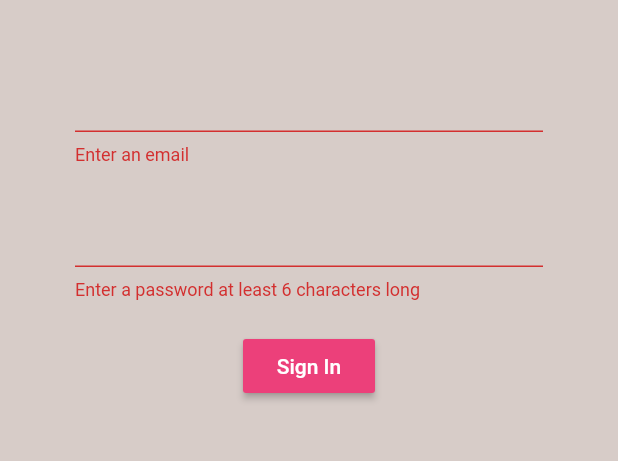
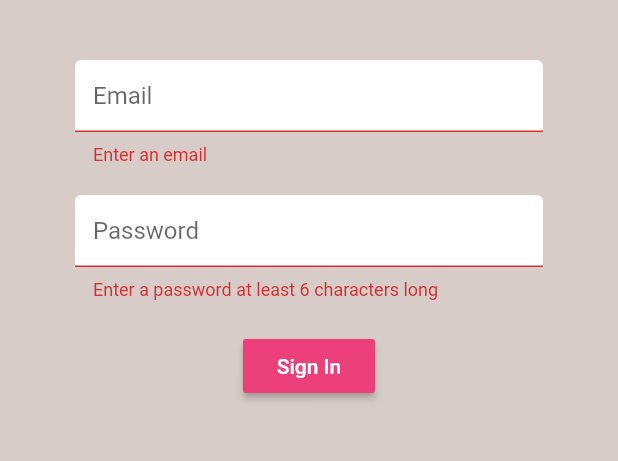
Before and after one commit to ayushgoyal7796/BrewCrew-flutter-app, a Flutter app: the screen it shows after launch, after a tap on "Sign In", on a phone screen of 412 x 824 dp, the part 84-545 px from its top. Run offline on Flutter 3.47's test engine with Material 2 defaults, Android fonts, the phone set to English and light mode, and no system bars; our stand-ins replace firebase_auth; accounts and stored records are empty.

Commit message:
add text input decoration

```diff
--- a/lib/screens/authenticate/register.dart
+++ b/lib/screens/authenticate/register.dart
@@ -1,4 +1,5 @@
 import 'package:brewcrew/services/auth.dart';
+import 'package:brewcrew/shared/constants.dart';
 import 'package:flutter/material.dart';
 
 class Register extends StatefulWidget {
@@ -46,6 +47,7 @@ class _RegisterState extends State<Register> {
                 height: 20.0,
               ),
               TextFormField(
+                decoration: textInputDecoration.copyWith(hintText: 'Email'),
                 validator: (val) => val.isEmpty ? 'Enter an email' : null,
                 onChanged: (val) {
                   setState(() {
@@ -57,6 +59,7 @@ class _RegisterState extends State<Register> {
                 height: 20.0,
               ),
               TextFormField(
+                decoration: textInputDecoration.copyWith(hintText: 'Password'),
                 validator: (val) => val.length < 6
                     ? 'Enter a password at least 6 characters long'
                     : null,
--- a/lib/screens/authenticate/signIn.dart
+++ b/lib/screens/authenticate/signIn.dart
@@ -1,4 +1,5 @@
 import 'package:brewcrew/services/auth.dart';
+import 'package:brewcrew/shared/constants.dart';
 import 'package:flutter/material.dart';
 
 class SignIn extends StatefulWidget {
@@ -46,6 +47,7 @@ class _SignInState extends State<SignIn> {
                 height: 20.0,
               ),
               TextFormField(
+                decoration: textInputDecoration.copyWith(hintText: 'Email'),
                 validator: (val) => val.isEmpty ? 'Enter an email' : null,
                 onChanged: (val) {
                   setState(() {
@@ -57,6 +59,7 @@ class _SignInState extends State<SignIn> {
                 height: 20.0,
               ),
               TextFormField(
+                decoration: textInputDecoration.copyWith(hintText: 'Password'),
                 validator: (val) => val.length < 6
                     ? 'Enter a password at least 6 characters long'
                     : null,
--- /dev/null
+++ b/lib/shared/constants.dart
@@ -0,0 +1,12 @@
+import 'package:flutter/material.dart';
+
+const textInputDecoration = InputDecoration(
+  fillColor: Colors.white,
+  filled: true,
+  enabledBorder: OutlineInputBorder(
+    borderSide: BorderSide(color: Colors.white, width: 2.0),
+  ),
+  focusedBorder: OutlineInputBorder(
+    borderSide: BorderSide(color: Colors.pink, width: 2.0),
+  ),
+);
```
